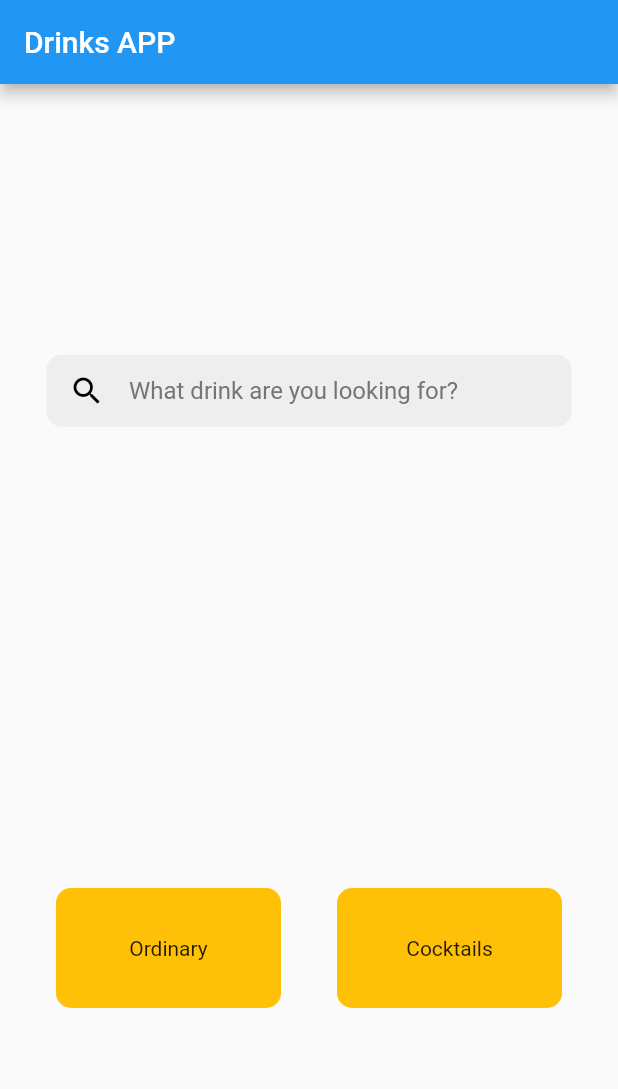
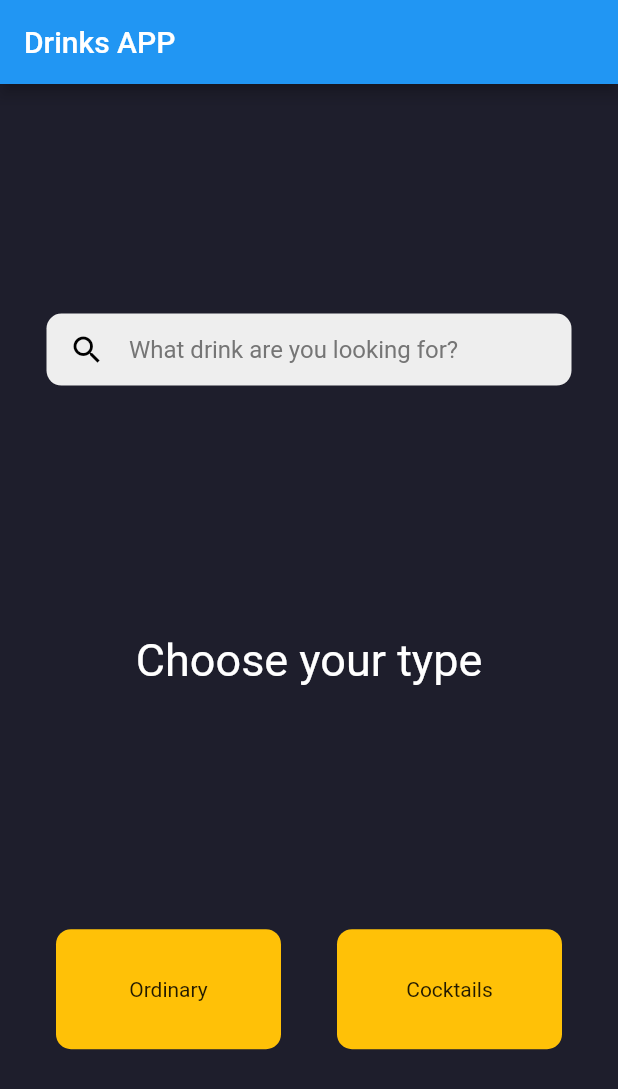
Before and after one commit to juanp88/cocktailsApp, a Flutter app: the screen it shows after launch, on a phone screen of 412 x 824 dp. Shown: the top 1089 px of the screen. Run offline on Flutter 3.47's test engine with Material 2 defaults, Android fonts, the phone set to English and light mode, and no system bars; our stand-ins replace equatable, flutter_riverpod.

Commit message:
se agrega titulo

```diff
--- a/lib/presentation/pages/home.dart
+++ b/lib/presentation/pages/home.dart
@@ -1,3 +1,4 @@
+import 'package:cocktails_app/config/app_constants.dart';
 import 'package:cocktails_app/presentation/widgets/category_widget.dart';
 import 'package:cocktails_app/presentation/widgets/search_bar.dart';
 import 'package:flutter/material.dart';
@@ -17,6 +18,7 @@ class _HomeState extends ConsumerState<Home> {
       appBar: AppBar(
         title: Text('Drinks APP'),
       ),
+      backgroundColor: primary,
       body: Column(
         children: [
           Expanded(
@@ -28,6 +30,13 @@ class _HomeState extends ConsumerState<Home> {
               ],
             ),
           ),
+          Expanded(
+              child: Center(
+            child: Text(
+              'Choose your type',
+              style: titleWhite,
+            ),
+          )),
           Expanded(
             flex: 3,
             child: Row(
```
